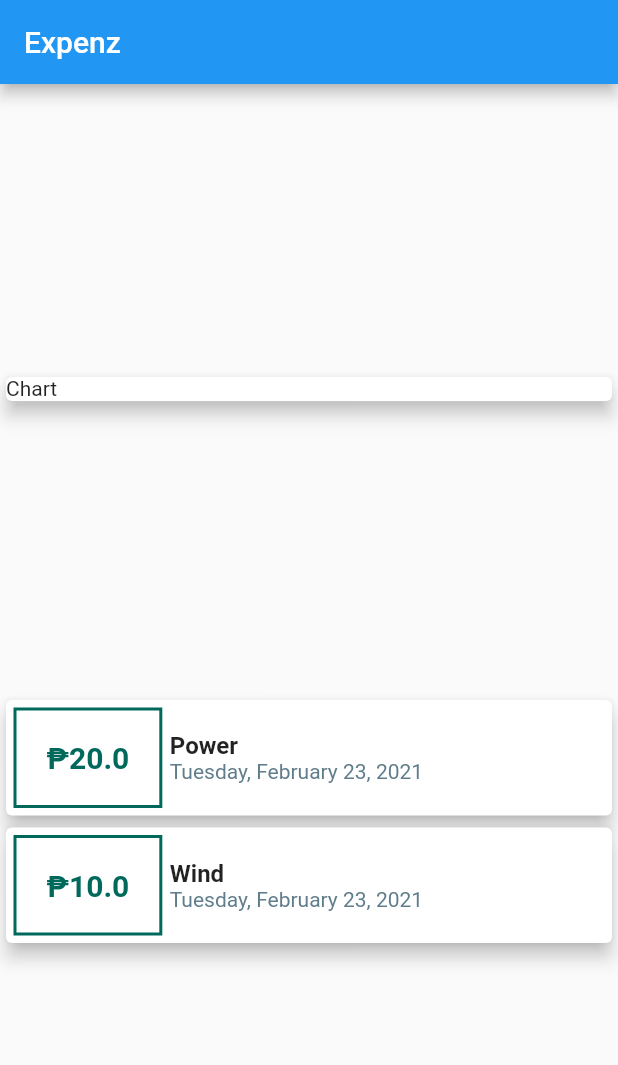
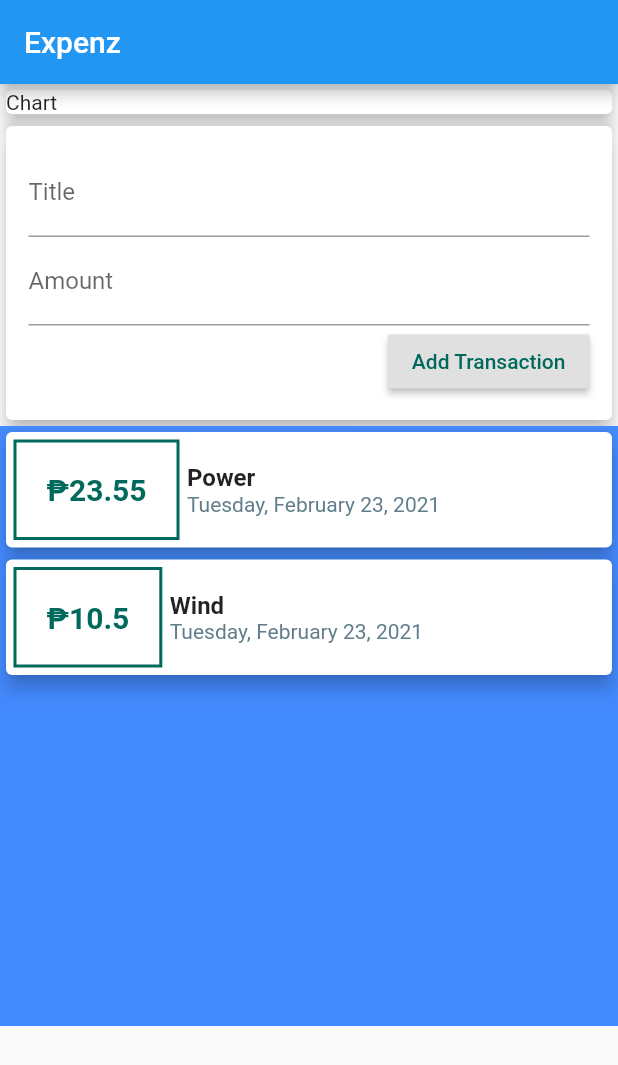
Before and after one commit to EleaFederio/expensesApp, a Flutter app: the screen it shows after launch, on a phone screen of 412 x 824 dp. Shown: the top 1065 px of the screen. Run offline on Flutter 3.47's test engine with Material 2 defaults, Android fonts, the phone set to English and light mode, and no system bars.

Commit message:
list view only

```diff
--- a/lib/main.dart
+++ b/lib/main.dart
@@ -1,6 +1,5 @@
 import 'package:flutter/material.dart';
-import 'package:intl/intl.dart';
-import 'package:personalexpences/transaction.dart';
+import 'package:personalexpences/widgets/user_transaction.dart';
 
 void main() {
   runApp(MyApp());
@@ -22,10 +21,8 @@ class MyApp extends StatelessWidget {
 
 class MyHomePage extends StatelessWidget {
 
-  final List<Transaction> transactions = [
-    Transaction(id: 't1', title: 'Power', amount: 20.00, date: DateTime.now()),
-    Transaction(id: 't1', title: 'Wind', amount: 10.00, date: DateTime.now())
-  ];
+  // String titleInput;
+  // String amountInput;
 
   @override
   Widget build(BuildContext context) {
@@ -33,67 +30,7 @@ class MyHomePage extends StatelessWidget {
       appBar: AppBar(
         title: Text('Expenz')
       ),
-      body: Column(
-        mainAxisAlignment: MainAxisAlignment.spaceEvenly,
-        crossAxisAlignment: CrossAxisAlignment.center,
-        children: <Widget>[
-          Container(
-            width: double.infinity,
-            child: Card(
-              child: Text('Chart'),
-              elevation: 5,
-            ),
-          ),
-          Column(
-            children: transactions.map((transaction) {
-              return Card(
-                child: Row(
-                  children: <Widget>[
-                    Container(
-                      margin: EdgeInsets.all(5.0),
-                      decoration: BoxDecoration(
-                        border: Border.all(
-                          color: Colors.teal[800],
-                          width: 2.0,
-                        )
-                      ),
-                      padding: EdgeInsets.all(20.0),
-                      child: Text(
-                        // '₱ ' + transaction.amount.toString(),
-                        '₱${transaction.amount.toString()}',
-                        style: TextStyle(
-                          fontWeight: FontWeight.bold,
-                          fontSize: 20.0,
-                          color: Colors.teal[800]
-                        ),
-                      )
-                    ),
-                    Column(
-                      crossAxisAlignment: CrossAxisAlignment.start,
-                      children: <Widget>[
-                        Text(
-                          transaction.title,
-                          style: TextStyle(
-                            fontWeight: FontWeight.bold,
-                            fontSize: 16.0
-                          ),
-                        ),
-                        Text(
-                          DateFormat.yMMMMEEEEd().format(transaction.date),
-                          style: TextStyle(
-                            color: Colors.blueGrey[500]
-                          ),
-                        )
-                      ],
-                    ),
-                  ]
-                ),
-                elevation: 5,
-              );
-            }).toList(),
-          )
-        ]
-      )
+      body: UserTransaction()
     );
   }
 }
--- /dev/null
+++ b/lib/widgets/new_transaction.dart
@@ -0,0 +1,50 @@
+import 'package:flutter/material.dart';
+
+class NewTransaction extends StatelessWidget {
+
+  final Function addTransaction;
+
+  final titleController = TextEditingController();
+  final amountController = TextEditingController();
+
+  NewTransaction(this.addTransaction);
+
+  @override
+  Widget build(BuildContext context) {
+    return Card(
+      elevation: 5,
+      // wrap column with container to create spacing inside the column
+      child: Container(
+        padding: EdgeInsets.all(15.0),
+        child: Column(
+          crossAxisAlignment: CrossAxisAlignment.end,
+          children: <Widget>[
+            TextField(
+              decoration: InputDecoration(
+                labelText: 'Title'
+              ),
+              controller: titleController,
+              // onChanged: (val) {
+              //   titleInput = val;
+              // },
+            ),
+            TextField(
+              decoration: InputDecoration(
+                labelText: 'Amount'
+              ),
+              controller: amountController,
+            ),
+            RaisedButton(
+              child: Text('Add Transaction'),
+              textColor: Colors.teal[800],
+              onPressed: () {
+                // print(titleInput);
+                addTransaction(titleController.text, double.parse(amountController.text));
+              }
+            )
+          ]
+        ),
+      ),
+    );
+  }
+}
--- /dev/null
+++ b/lib/widgets/transaction_list.dart
@@ -0,0 +1,68 @@
+import 'package:flutter/material.dart';
+import 'package:intl/intl.dart';
+import 'package:personalexpences/models/transaction.dart';
+
+class TransactionList extends StatelessWidget {
+
+  final List<Transaction> transactions;
+  TransactionList(this.transactions);
+
+
+  @override
+  Widget build(BuildContext context) {
+    return Container(
+      height: 400,
+      color: Colors.blueAccent,
+      child: ListView(
+          children: transactions.map((transaction) {
+            return Card(
+              child: Row(
+                children: <Widget>[
+                  Container(
+                    margin: EdgeInsets.all(5.0),
+                    decoration: BoxDecoration(
+                      border: Border.all(
+                        color: Colors.teal[800],
+                        width: 2.0,
+                      )
+                    ),
+                    padding: EdgeInsets.all(20.0),
+                    child: Text(
+                      // '₱ ' + transaction.amount.toString(),
+                      '₱${transaction.amount.toString()}',
+                      style: TextStyle(
+                        fontWeight: FontWeight.bold,
+                        fontSize: 20.0,
+                        color: Colors.teal[800]
+                      ),
+                    )
+                  ),
+                  Column(
+                    crossAxisAlignment: CrossAxisAlignment.start,
+                    children: <Widget>[
+                      Text(
+                        transaction.title,
+                        style: TextStyle(
+                          fontWeight: FontWeight.bold,
+                          fontSize: 16.0
+                        ),
+                      ),
+                      Text(
+                        DateFormat.yMMMMEEEEd().format(transaction.date),
+                        style: TextStyle(
+                          color: Colors.blueGrey[500]
+                        ),
+                      )
+                    ],
+                  ),
+                ]
+              ),
+              elevation: 5,
+            );
+          }).toList(),
+        ),
+    );
+  }
+
+
+}
--- /dev/null
+++ b/lib/widgets/user_transaction.dart
@@ -0,0 +1,51 @@
+import 'package:flutter/material.dart';
+import 'package:personalexpences/models/transaction.dart';
+import 'package:personalexpences/widgets/new_transaction.dart';
+import 'package:personalexpences/widgets/transaction_list.dart';
+
+class UserTransaction extends StatefulWidget {
+  @override
+  _UserTransactionState createState() => _UserTransactionState();
+}
+
+class _UserTransactionState extends State<UserTransaction> {
+
+  final List<Transaction> _userTransactions = [
+    Transaction(id: 't1', title: 'Power', amount: 23.55, date: DateTime.now()),
+    Transaction(id: 't1', title: 'Wind', amount: 10.50, date: DateTime.now())
+  ];
+
+  void _addNewTransaction(String transactionTitle, double transactionAmount){
+    final newTransaction = Transaction(
+      title: transactionTitle,
+      amount: transactionAmount,
+      date: DateTime.now(),
+      id: DateTime.now().toString()
+    );
+    print('transaction title = ' +transactionTitle + ' ' + transactionAmount.toString());
+    setState(() {
+      _userTransactions.add(newTransaction);
+    });
+  }
+
+  @override
+  Widget build(BuildContext context) {
+    return Column(
+      // mainAxisAlignment: MainAxisAlignment.spaceEvenly,
+      crossAxisAlignment: CrossAxisAlignment.center,
+      children: <Widget>[
+        Container(
+          width: double.infinity,
+          child: Card(
+            child: Text('Chart'),
+            elevation: 5,
+          ),
+        ),
+        NewTransaction(_addNewTransaction),
+        TransactionList(_userTransactions)
+        // ******************************** //
+
+      ]
+    );
+  }
+}
```
Also changed, not shown: lib/models/transaction.dart (renamed from lib/transaction.dart).
